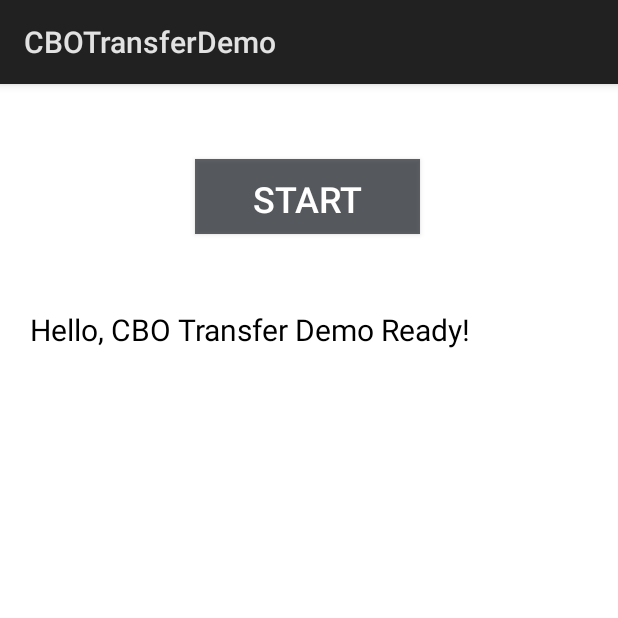
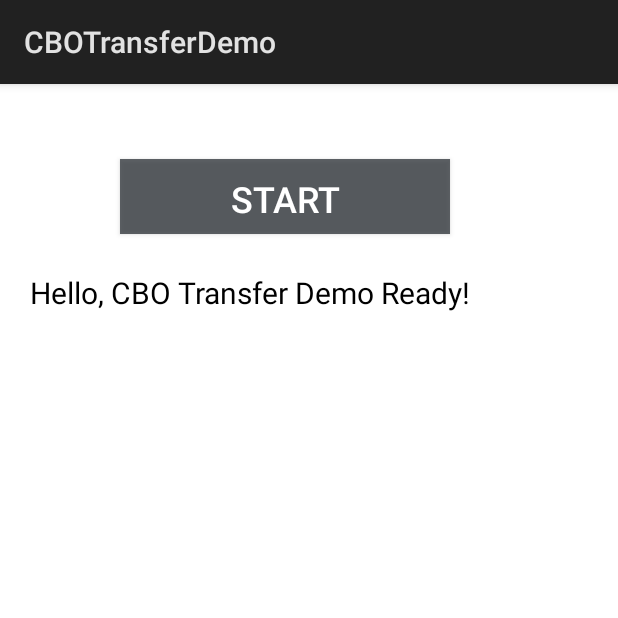
Before and after one commit to xotty/TransferMessage, an Android app: the screen it shows after launch (MainActivity), on a phone screen of 412 x 824 dp, the top half of it. Run offline under Robolectric (Android 15) with nearby library versions, the phone set to English and light mode, and no system bars.

Commit message:
优化CBOTransferMessage的android UI输出格式

```diff
--- a/CBOTransferDemo/src/main/res/layout/activity_main.xml
+++ b/CBOTransferDemo/src/main/res/layout/activity_main.xml
@@ -16,9 +16,9 @@
         <!-- 定义一个ImageView组件 -->
         <Button
             android:id="@+id/bt"
-            android:layout_width="150dp"
+            android:layout_width="220dp"
             android:layout_height="50dp"
-            android:layout_marginLeft="130dp"
+            android:layout_marginLeft="80dp"
             android:layout_marginTop="50dp"
             android:gravity="center_horizontal"
             android:text="START"
@@ -29,9 +29,9 @@
         <TextView
             android:id="@+id/tv"
             android:layout_width="380dp"
-            android:layout_height="100dp"
+            android:layout_height="wrap_content"
             android:layout_marginLeft="20dp"
-            android:layout_marginTop="50dp"
+            android:layout_marginTop="25dp"
             android:text="@string/hello"
             android:textColor="#000000"
             android:textSize="20sp" />
--- a/CBOTransferDemo/src/main/res/values/strings.xml
+++ b/CBOTransferDemo/src/main/res/values/strings.xml
@@ -2,4 +2,5 @@
     <string name="app_name">CBOTransferDemo</string>
     <string name="hello">Hello, CBO Transfer Demo Ready!</string>
     <string name="waitting">等待处理.....</string>
+    <string name="mline">------------------------------------------------------------------</string>
 </resources>
```
Also changed, not shown: CBOTransferDemo/src/main/java/org/xottys/transfermessage/MainActivity.java (+20 -18 lines).
